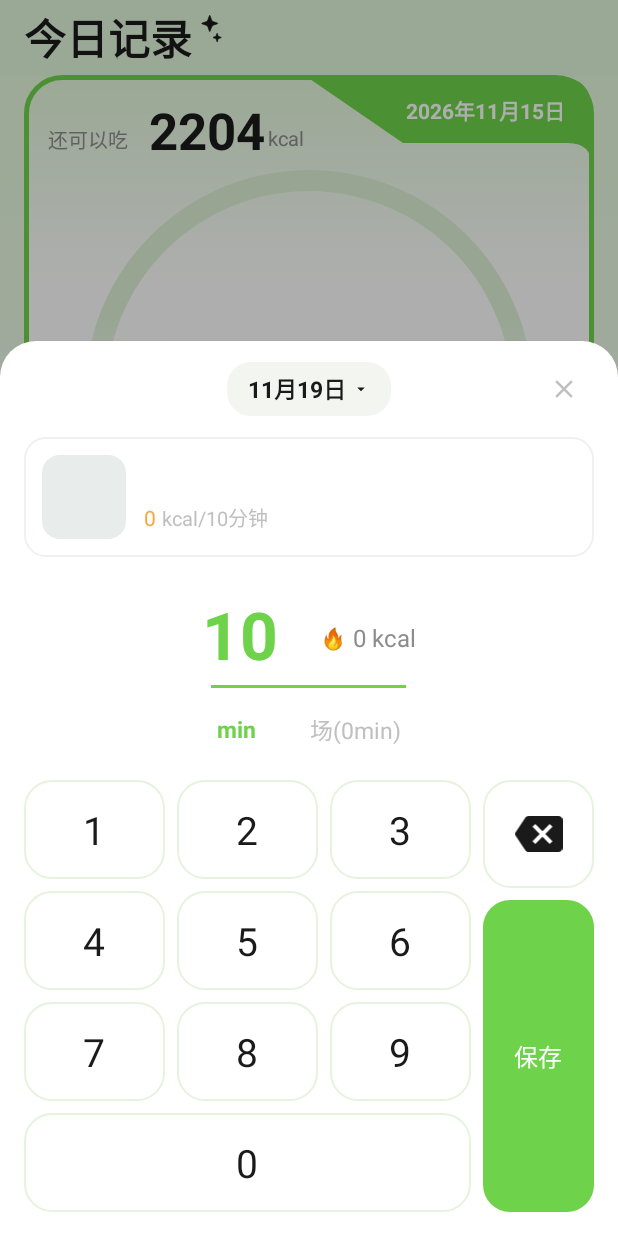
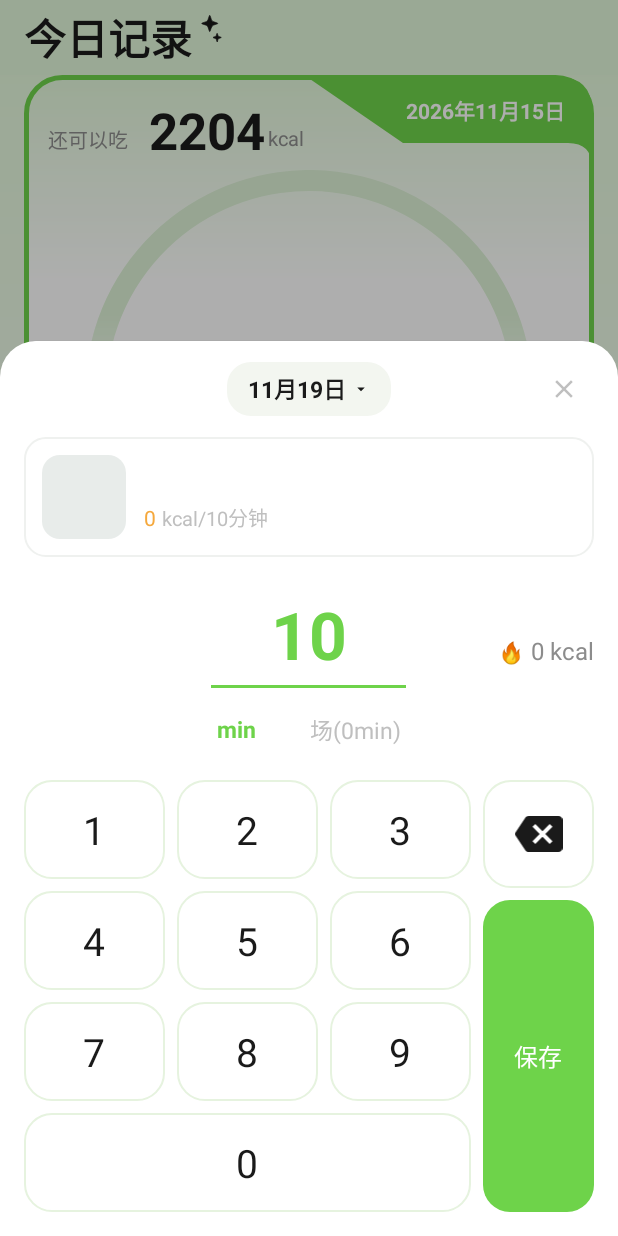
Before and after one commit to MengFuFu/CalorieApp, an Android app: the fragment SportInputSheet placed in its activity, on a phone screen of 412 x 824 dp. Run offline under Robolectric (Android 15) with nearby library versions, the phone set to English and light mode, and no system bars; our stand-ins replace Dagger/Hilt's generated code; 3 statements that could not run were skipped.

Commit message:
输入面板的 kcal 提示靠右并与数字基线对齐

```diff
--- a/app/src/main/res/layout/sheet_sport_input.xml
+++ b/app/src/main/res/layout/sheet_sport_input.xml
@@ -109,13 +109,11 @@
         </LinearLayout>
     </LinearLayout>
 
-    <!-- 数值 + 实时 kcal -->
-    <LinearLayout
+    <!-- 数值居中 + 右边缘的 🔥 kcal，同一基线 -->
+    <androidx.constraintlayout.widget.ConstraintLayout
         android:layout_width="match_parent"
         android:layout_height="wrap_content"
-        android:layout_marginTop="28dp"
-        android:gravity="center"
-        android:orientation="horizontal">
+        android:layout_marginTop="28dp">
 
         <TextView
             android:id="@+id/tvValue"
@@ -124,23 +122,30 @@
             android:includeFontPadding="false"
             android:textColor="@color/brand_green"
             android:textSize="44sp"
-            android:textStyle="bold" />
+            android:textStyle="bold"
+            app:layout_constraintEnd_toEndOf="parent"
+            app:layout_constraintStart_toStartOf="parent"
+            app:layout_constraintTop_toTopOf="parent" />
 
         <TextView
+            android:id="@+id/tvFlame"
             android:layout_width="wrap_content"
             android:layout_height="wrap_content"
-            android:layout_marginStart="28dp"
+            android:layout_marginEnd="4dp"
             android:text="🔥"
-            android:textSize="14sp" />
+            android:textSize="14sp"
+            app:layout_constraintBaseline_toBaselineOf="@id/tvValue"
+            app:layout_constraintEnd_toStartOf="@id/tvKcal" />
 
         <TextView
             android:id="@+id/tvKcal"
             android:layout_width="wrap_content"
             android:layout_height="wrap_content"
-            android:layout_marginStart="4dp"
             android:textColor="@color/text_secondary"
-            android:textSize="16sp" />
-    </LinearLayout>
+            android:textSize="16sp"
+            app:layout_constraintBaseline_toBaselineOf="@id/tvValue"
+            app:layout_constraintEnd_toEndOf="parent" />
+    </androidx.constraintlayout.widget.ConstraintLayout>
 
     <View
         android:layout_width="130dp"
```
